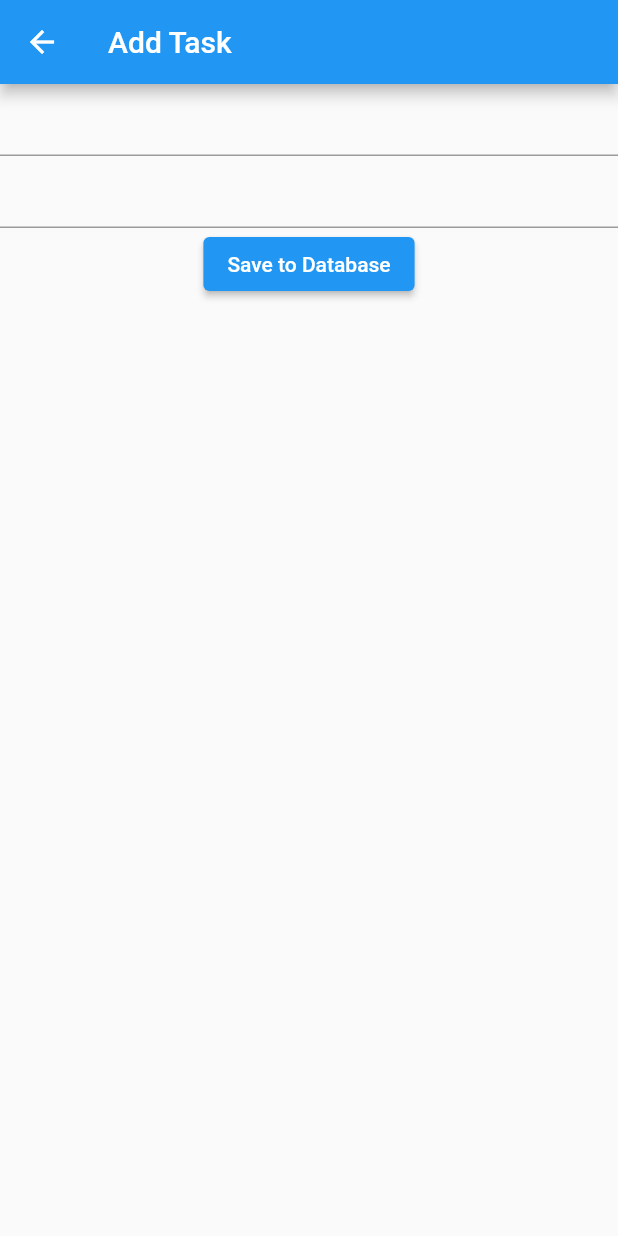
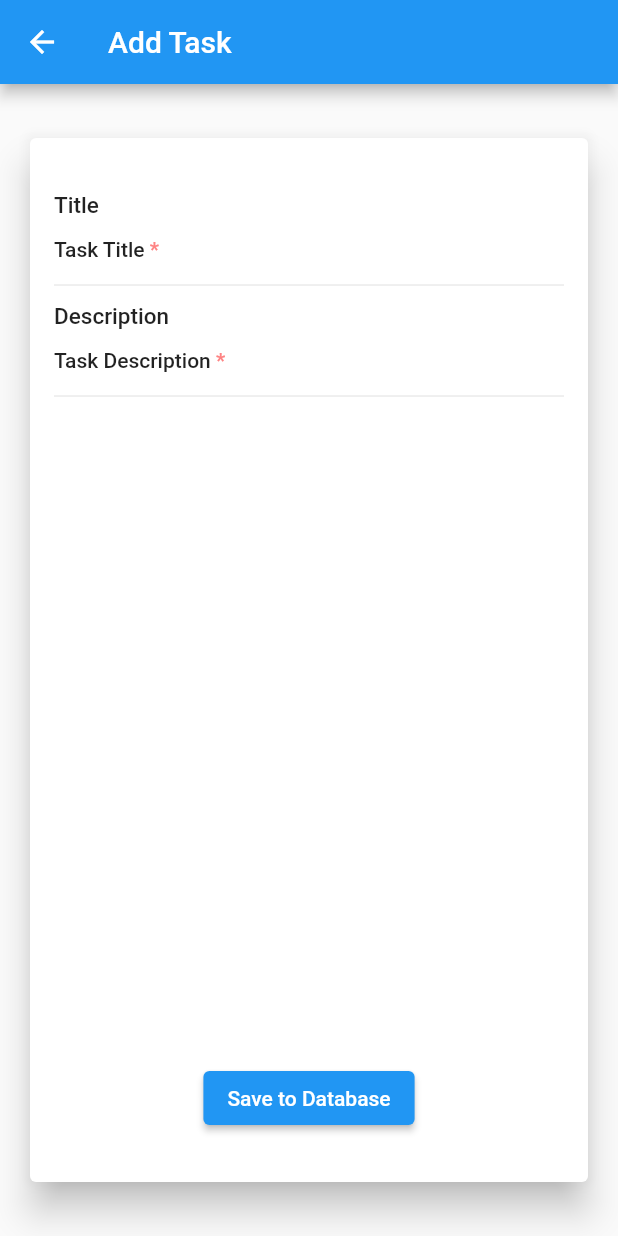
Before and after one commit to rynssnjn/firebase-sample-flutter, a Flutter app: the screen it shows after launch, after a tap on the "add" icon, on a phone screen of 412 x 824 dp. Run offline on Flutter 3.47's test engine with Material 2 defaults, Android fonts, the phone set to English and light mode, and no system bars; our stand-ins replace async_redux, cloud_firestore, firebase_core, freezed_annotation; missing offline and left inert: cloud_firestore_web, firebase_core_web; accounts and stored records are empty; generated files the repository leaves out were written again.

Commit message:
Add task
customize text field

```diff
--- a/lib/features/add_task/add_task_connector.dart
+++ b/lib/features/add_task/add_task_connector.dart
@@ -14,7 +14,7 @@ class AddTaskViewModel extends BaseModel<AppState> {
     this.onUpdateTask,
   }) : super(equals: []);
 
-  Future<void> Function(TaskModel data)? onAddTask;
+  Future<void> Function()? onAddTask;
   Function(UnionTaskForm form)? onUpdateTask;
 
   @override
@@ -25,7 +25,7 @@ class AddTaskViewModel extends BaseModel<AppState> {
     );
   }
 
-  Future<void> _onAddTask(TaskModel data) async => await dispatchFuture!(AddTask(data));
+  Future<void> _onAddTask() async => await dispatchFuture!(AddTask());
 
   TaskModel get _task => state.taskState.newTask!;
 
@@ -48,7 +48,8 @@ class AddTaskConnector extends StatelessWidget {
       model: AddTaskViewModel(),
       builder: (context, vm) => AddTaskWidget(
         onAddTask: vm.onAddTask!,
-        onUpdateTask: vm.onUpdateTask!,
+        onChangeTitle: (text) => vm.onUpdateTask!(UnionTaskForm.title(text)),
+        onChangeDescription: (text) => vm.onUpdateTask!(UnionTaskForm.description(text)),
       ),
     );
   }
--- a/lib/features/add_task/add_task_widget.dart
+++ b/lib/features/add_task/add_task_widget.dart
@@ -1,46 +1,63 @@
-import 'package:firebase_sample/apis/tasks_api/models/task_model.dart';
-import 'package:firebase_sample/models/union_task_form.dart';
-import 'package:firebase_sample/utilities/enums.dart';
+import 'package:firebase_sample/widgets/app_text_field.dart';
 import 'package:firebase_sample/widgets/loading_widget.dart';
 import 'package:flutter/material.dart';
 
 class AddTaskWidget extends StatelessWidget {
   const AddTaskWidget({
     required this.onAddTask,
-    // required this.onChangeTitle,
-    // required this.onChangeDescription,
-    required this.onUpdateTask,
+    required this.onChangeTitle,
+    required this.onChangeDescription,
     Key? key,
   }) : super(key: key);
 
-  final Future<void> Function(TaskModel task) onAddTask;
-  // final Function(String text) onChangeTitle;
-  // final Function(String text) onChangeDescription;
-  final Function(UnionTaskForm form) onUpdateTask;
+  final Future<void> Function() onAddTask;
+  final Function(String text) onChangeTitle;
+  final Function(String text) onChangeDescription;
 
   @override
   Widget build(BuildContext context) {
+    final textTheme = Theme.of(context).textTheme;
     return Scaffold(
       resizeToAvoidBottomInset: true,
       appBar: AppBar(title: Text('Add Task')),
-      body: Column(
+      body: Container(
+        padding: const EdgeInsets.symmetric(
+          horizontal: 16,
+          vertical: 32,
+        ),
+        child: Card(
+          clipBehavior: Clip.hardEdge,
+          elevation: 10,
+          child: Padding(
+            padding: const EdgeInsets.symmetric(
+              vertical: 32,
+              horizontal: 16,
+            ),
+            child: Column(
               children: [
-          TextField(
-            onChanged: (text) => onUpdateTask(UnionTaskForm.title(text)),
+                AppTextField(
+                  hintText: 'Title',
+                  hintTextStyle: textTheme.bodyText1!.copyWith(fontSize: 15),
+                  isRequired: true,
+                  textInputAction: TextInputAction.next,
+                  inputTextStyle: textTheme.bodyText1!.copyWith(fontWeight: FontWeight.w400),
+                  helperText: 'Task Title',
+                  onChangedHandler: onChangeTitle,
                 ),
-          TextField(
-            onChanged: (text) => onUpdateTask(UnionTaskForm.description(text)),
+                AppTextField(
+                  hintText: 'Description',
+                  hintTextStyle: textTheme.bodyText1!.copyWith(fontSize: 15),
+                  isRequired: true,
+                  textInputAction: TextInputAction.done,
+                  inputTextStyle: textTheme.bodyText1!.copyWith(fontWeight: FontWeight.w400),
+                  helperText: 'Task Description',
+                  onChangedHandler: onChangeDescription,
                 ),
+                Spacer(),
                 Center(
                   child: LoadingWidget(
                     futureCallback: () async {
-                final model = TaskModel(
-                  title: 'TASK1',
-                  description: 'asdasdas asda s',
-                  type: TicketType.BUG,
-                  progress: TaskProgress.TODO,
-                );
-                await onAddTask(model);
+                      await onAddTask();
                       Navigator.pop(context);
                     },
                     renderChild: (isLoading, onTap) => isLoading
@@ -53,6 +70,9 @@ class AddTaskWidget extends StatelessWidget {
                 ),
               ],
             ),
+          ),
+        ),
+      ),
     );
   }
 }
--- a/lib/state/actions/task_actions.dart
+++ b/lib/state/actions/task_actions.dart
@@ -20,9 +20,6 @@ class InitNewTask extends ReduxAction<AppState> {
 }
 
 class AddTask extends ReduxAction<AppState> {
-  AddTask(this.task);
-  final TaskModel? task;
-
   @override
   Future<AppState?> reduce() async {
     await TaskApi().create(state.taskState.newTask!);
--- /dev/null
+++ b/lib/utilities/colors.dart
@@ -0,0 +1,11 @@
+import 'package:flutter/material.dart';
+
+final dividerGradient = LinearGradient(
+  colors: [
+    Color(0xFFD0E0DE),
+    Colors.grey[100]!,
+  ],
+  stops: [0.7, 1],
+);
+
+const Color formErrorColor = Color(0xfffe8383);
--- /dev/null
+++ b/lib/widgets/app_text_field.dart
@@ -0,0 +1,81 @@
+import 'package:firebase_sample/widgets/helper_text.dart';
+import 'package:flutter/material.dart';
+import 'package:flutter/services.dart';
+
+class AppTextField extends StatelessWidget {
+  const AppTextField({
+    this.helperText,
+    this.hintText,
+    this.hintTextStyle,
+    this.keyboardType,
+    this.onChangedHandler,
+    this.isRequired = false,
+    this.controller,
+    this.enabled = true,
+    this.inputTextStyle,
+    this.message,
+    this.underlineColor,
+    this.inputFormatters,
+    this.textInputAction = TextInputAction.next,
+  });
+
+  final String? helperText;
+  final String? hintText;
+  final TextStyle? hintTextStyle;
+  final TextInputType? keyboardType;
+  final ValueChanged<String>? onChangedHandler;
+  final TextEditingController? controller;
+  final bool? isRequired;
+  final bool? enabled;
+  final TextStyle? inputTextStyle;
+  final String? message;
+  final Color? underlineColor;
+  final List<TextInputFormatter>? inputFormatters;
+  final TextInputAction? textInputAction;
+
+  @override
+  Widget build(BuildContext context) {
+    final textTheme = Theme.of(context).textTheme;
+    return Container(
+      child: Column(
+        crossAxisAlignment: CrossAxisAlignment.start,
+        mainAxisSize: MainAxisSize.min,
+        children: [
+          TextFormField(
+            enabled: enabled,
+            controller: controller,
+            maxLines: null,
+            decoration: InputDecoration(
+              border: InputBorder.none,
+              isDense: true,
+              contentPadding: EdgeInsets.symmetric(vertical: 4),
+              hintText: hintText,
+              hintStyle: hintTextStyle ?? textTheme.bodyText1!.copyWith(fontSize: 15),
+              counterStyle: textTheme.bodyText1,
+            ),
+            keyboardType: keyboardType ?? TextInputType.text,
+            textInputAction: textInputAction,
+            style: inputTextStyle ?? textTheme.headline4!.copyWith(fontWeight: FontWeight.w400),
+            inputFormatters: inputFormatters,
+            onChanged: onChangedHandler,
+            textCapitalization: TextCapitalization.sentences,
+          ),
+          SizedBox(height: 8),
+          HelperText(
+            helperText: helperText,
+            isRequired: isRequired,
+          ),
+          SizedBox(height: 8),
+          Divider(color: underlineColor),
+          if (message?.isNotEmpty == true) ...[
+            SizedBox(height: 5),
+            Text(
+              message!,
+              style: textTheme.caption!.copyWith(color: underlineColor),
+            ),
+          ]
+        ],
+      ),
+    );
+  }
+}
--- /dev/null
+++ b/lib/widgets/divider.dart
@@ -0,0 +1,26 @@
+import 'package:firebase_sample/utilities/colors.dart';
+import 'package:flutter/material.dart';
+
+/// Widget for divider
+class Divider extends StatelessWidget {
+  const Divider({
+    this.height = 4,
+    this.color,
+    Key? key,
+  }) : super(key: key);
+
+  final double? height;
+  final Color? color;
+
+  @override
+  Widget build(BuildContext context) {
+    return Container(
+      height: height,
+      width: double.infinity,
+      decoration: BoxDecoration(
+        gradient: color == null ? dividerGradient : null,
+        color: color,
+      ),
+    );
+  }
+}
--- /dev/null
+++ b/lib/widgets/helper_text.dart
@@ -0,0 +1,34 @@
+import 'package:firebase_sample/utilities/colors.dart';
+import 'package:flutter/material.dart';
+
+class HelperText extends StatelessWidget {
+  HelperText({
+    this.helperText,
+    this.isRequired,
+  });
+
+  final String? helperText;
+  final bool? isRequired;
+
+  @override
+  Widget build(BuildContext context) {
+    final textTheme = Theme.of(context).textTheme;
+    final helperTextStyle = textTheme.bodyText1;
+
+    return RichText(
+      text: TextSpan(
+        children: <TextSpan>[
+          TextSpan(
+            text: helperText,
+            style: helperTextStyle,
+          ),
+          if (isRequired!)
+            TextSpan(
+              text: ' *',
+              style: helperTextStyle!.copyWith(color: formErrorColor),
+            ),
+        ],
+      ),
+    );
+  }
+}
```
Lines whose indentation alone changed are shown as unchanged.
